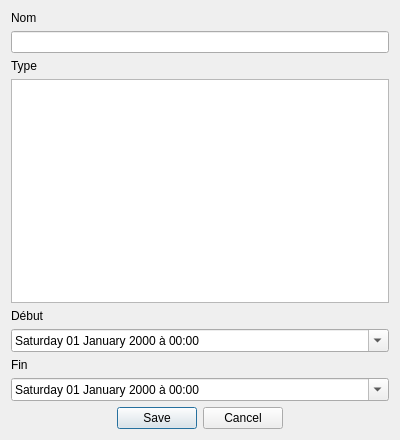
Old version of the form App/ProCal/ui/ajouterActivite.ui in the repository sd65/ProCal.
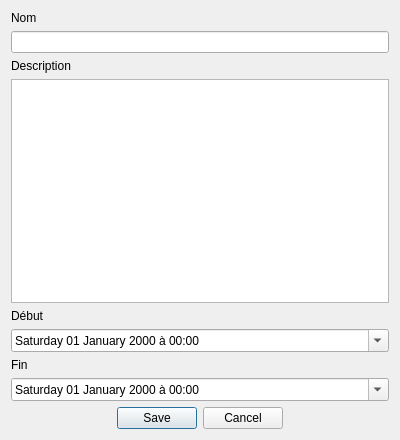
New version of the form.

Commit message: type -> description for activite

Patch:
```diff
--- a/App/ProCal/ui/ajouterActivite.ui
+++ b/App/ProCal/ui/ajouterActivite.ui
@@ -27,7 +27,7 @@
    <item>
     <widget class="QLabel" name="label_2">
      <property name="text">
-      <string>Type</string>
+      <string>Description</string>
      </property>
     </widget>
    </item>
```
Left out of the diff: 2 changed lines with no effect on the pictures. The commit also changes 2 other files.
